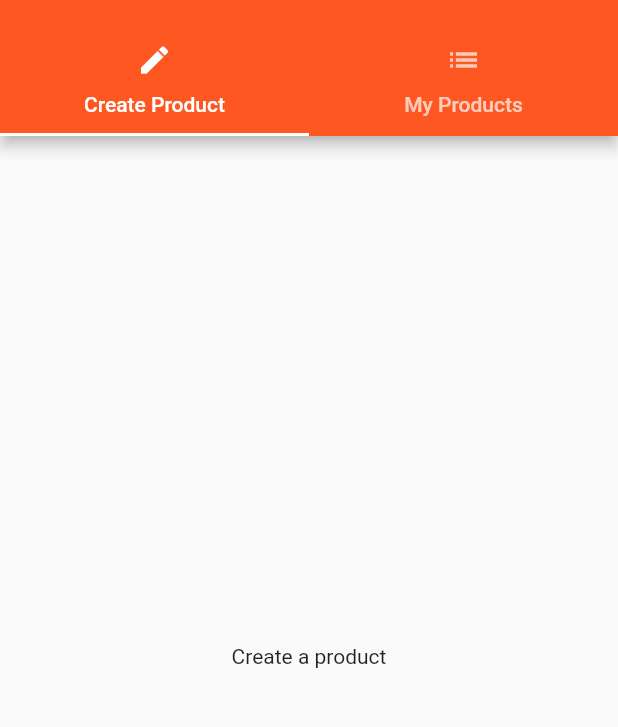
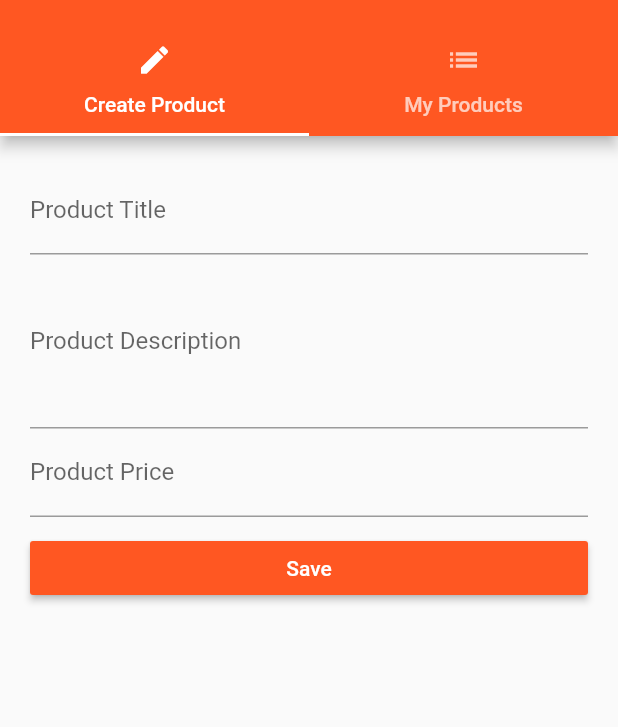
Before and after one commit to ErickRosete/app_nutricion, a Flutter app: the ProductAdminPage screen opened by its route, on a phone screen of 412 x 824 dp, the part 59-786 px from its top. Run offline on Flutter 3.47's test engine with Material 2 defaults, Android fonts, the phone set to English and light mode, and no system bars.

Commit message:
TextFields and overview to further styling

```diff
--- a/lib/main.dart
+++ b/lib/main.dart
@@ -3,6 +3,7 @@ import 'package:flutter/material.dart';
 
 import './pages/products.dart';
 import './pages/product.dart';
+import './pages/auth.dart';
 import './pages/products_admin.dart';
 
 // void main() => runApp(MyApp());
@@ -28,9 +29,9 @@ class MyApp extends StatefulWidget {
 }
 
 class _MyAppState extends State<MyApp> {
-  List<Map<String, String>> _products = [];
+  List<Map<String, dynamic>> _products = [];
 
-  void _addProduct(Map<String, String> product) {
+  void _addProduct(Map<String, dynamic> product) {
     setState(() {
       _products.add(product);
     });
@@ -48,15 +49,17 @@ class _MyAppState extends State<MyApp> {
 //      debugShowMaterialGrid: true,
       theme: ThemeData(
         primarySwatch: Colors.deepOrange,
+//        fontFamily: 'Oswald',
 //        brightness: Brightness.light,
 //        accentColor: Colors.deepPurple,
 //        buttonColor: Colors.purple[200]
       ),
 //        home: AuthPage(),
       routes: {
-        '/admin': (BuildContext context) => ProductAdminPage(),
-        '/': (BuildContext context) =>
-            ProductsPage(_products, _addProduct, _deleteProduct),
+        '/admin': (BuildContext context) => ProductAdminPage( _addProduct, _deleteProduct),
+        '/products': (BuildContext context) => ProductsPage(_products),
+        '/': (BuildContext context) => AuthPage(),
+
       },
       onGenerateRoute: (RouteSettings settings) {
         final List<String> pathElements = settings.name.split('/');
@@ -75,7 +78,7 @@ class _MyAppState extends State<MyApp> {
       onUnknownRoute: (RouteSettings settings) {
         return MaterialPageRoute(
             builder: (BuildContext context) =>
-                ProductsPage(_products, _addProduct, _deleteProduct));
+                ProductsPage(_products));
       },
     );
   }
--- a/lib/pages/product_create.dart
+++ b/lib/pages/product_create.dart
@@ -1,10 +1,89 @@
 import 'package:flutter/material.dart';
 
-class ProductCreatePage extends StatelessWidget {
+class ProductCreatePage extends StatefulWidget {
+  final Function addProduct;
+
+  ProductCreatePage(this.addProduct);
+
+  @override
+  State<StatefulWidget> createState() {
+    return _ProductCreatePageState();
+  }
+}
+
+class _ProductCreatePageState extends State<ProductCreatePage> {
+  String _titleValue = "";
+  String _descriptionValue = "";
+  double _priceValue;
+
   @override
   Widget build(BuildContext context) {
-    return Center(
-      child: Text("Create a product"),
+    return Container(
+      margin: EdgeInsets.all(20.0),
+      child: ListView(
+        children: <Widget>[
+          TextField(
+            decoration: InputDecoration(labelText: 'Product Title'),
+            onChanged: (String value) {
+              setState(() {
+                _titleValue = value;
+              });
+            },
+          ),
+          TextField(
+            maxLines: 4,
+            decoration: InputDecoration(labelText: 'Product Description'),
+            onChanged: (String value) {
+              setState(() {
+                _descriptionValue = value;
+              });
+            },
+          ),
+          TextField(
+            decoration: InputDecoration(labelText: 'Product Price'),
+            keyboardType: TextInputType.number,
+            onChanged: (String value) {
+              setState(() {
+                _priceValue = double.parse(value);
+              });
+            },
+          ),
+          SizedBox(
+            height: 10.0,
+          ),
+          RaisedButton(
+            child: Text("Save"),
+            color: Theme.of(context).accentColor,
+            textColor: Colors.white,
+            onPressed: () {
+              final Map<String, dynamic> product = {
+                'title': _titleValue,
+                'description': _descriptionValue,
+                'price': _priceValue,
+                'image': 'assets/food.jpg'
+              };
+              widget.addProduct(product);
+              Navigator.pushReplacementNamed(context, '/products');
+            }
+          )
+        ],
+      ),
     );
   }
 }
+
+///////////////////////////////Modal/////////////////////////////////////
+//  Center(
+//   child: RaisedButton(
+//     child: Text("Create a product"),
+//     onPressed: () {
+//       showModalBottomSheet(
+//           context: context,
+//           builder: (BuildContext context) {
+//             return Center(
+//               child: Text('This is a modal!'),
+//             );
+//           });
+//     },
+//   ),
+// );
--- a/lib/pages/products_admin.dart
+++ b/lib/pages/products_admin.dart
@@ -4,6 +4,11 @@ import './product_create.dart';
 import './product_list.dart';
 
 class ProductAdminPage extends StatelessWidget {
+  final Function addProduct;
+  final Function deleteProduct;
+
+  ProductAdminPage(this.addProduct, this.deleteProduct);
+
   @override
   Widget build(BuildContext context) {
     return DefaultTabController(
@@ -41,7 +46,7 @@ class ProductAdminPage extends StatelessWidget {
         // body: ProductManager(startingProduct:'Food Tester')
         body: TabBarView(
           children: <Widget>[
-            ProductCreatePage(),
+            ProductCreatePage(addProduct),
             ProductListPage(),
           ],
         ),
```
Also changed, not shown: lib/pages/auth.dart (+57 -5 lines), lib/pages/products.dart (+4 -5 lines), lib/product_control.dart (deleted, +0 -18 lines), lib/product_manager.dart (+4 -11 lines), lib/products.dart (+37 -10 lines), pubspec.yaml (+5 -4 lines), assets/Oswald-Bold.ttf (added), lib/pages/product_list.dart (line endings or trailing spaces).
